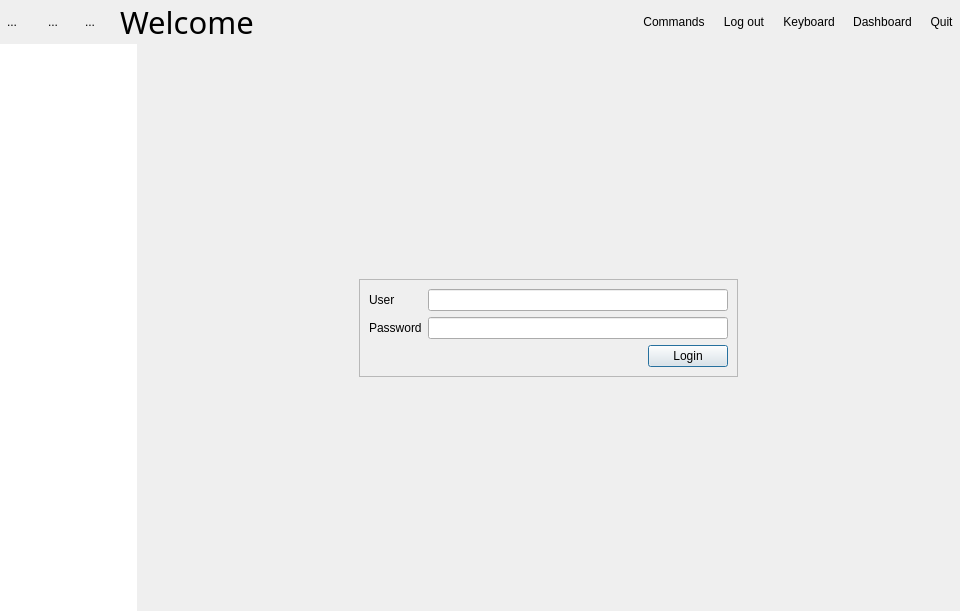
Before: the Qt Designer form Include/imtgui/CThumbnailDecoratorGuiComp.ui in ImagingTools/ImtCore, drawn with Qt 5.
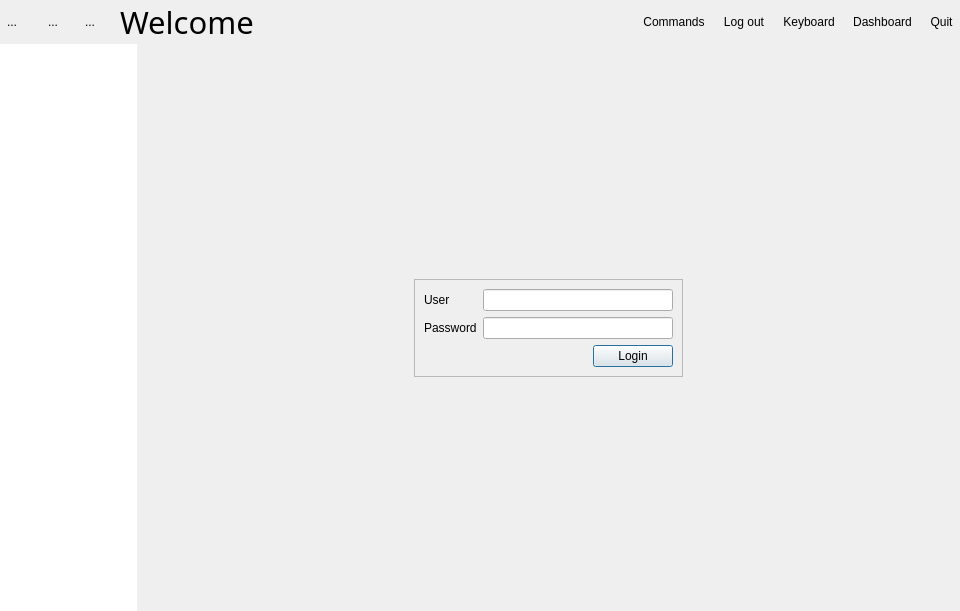
After: the same form once the commit is applied. The open tabs and pages were chosen to show the change. Icons and pictures are not drawn.

Diff of the .ui file:
```diff
--- a/Include/imtgui/CThumbnailDecoratorGuiComp.ui
+++ b/Include/imtgui/CThumbnailDecoratorGuiComp.ui
@@ -586,14 +586,7 @@
                    <property name="frameShadow">
                     <enum>QFrame::Raised</enum>
                    </property>
-                   <layout class="QGridLayout" name="gridLayout_3">
-                    <item row="1" column="0">
-                     <widget class="QLabel" name="label_2">
-                      <property name="text">
-                       <string>Password</string>
-                      </property>
-                     </widget>
-                    </item>
+                   <layout class="QFormLayout" name="formLayout">
                     <item row="0" column="0">
                      <widget class="QLabel" name="label">
                       <property name="text">
@@ -601,24 +594,24 @@
                       </property>
                      </widget>
                     </item>
-                    <item row="1" column="1" colspan="3">
+                    <item row="0" column="1">
+                     <widget class="QLineEdit" name="UserEdit"/>
+                    </item>
+                    <item row="1" column="0">
+                     <widget class="QLabel" name="PasswordLabel">
+                      <property name="text">
+                       <string>Password</string>
+                      </property>
+                     </widget>
+                    </item>
+                    <item row="1" column="1">
                      <widget class="QLineEdit" name="PasswordEdit">
                       <property name="echoMode">
                        <enum>QLineEdit::Password</enum>
                       </property>
                      </widget>
                     </item>
-                    <item row="0" column="1" colspan="3">
-                     <widget class="QLineEdit" name="UserEdit">
-                      <property name="minimumSize">
-                       <size>
-                        <width>300</width>
-                        <height>0</height>
-                       </size>
-                      </property>
-                     </widget>
-                    </item>
-                    <item row="2" column="1" colspan="3">
+                    <item row="2" column="0" colspan="2">
                      <layout class="QHBoxLayout" name="horizontalLayout">
                       <item>
                        <widget class="QLabel" name="LoginStatus">
```
Left out of the diff: 9 changed lines with no effect on the pictures.
